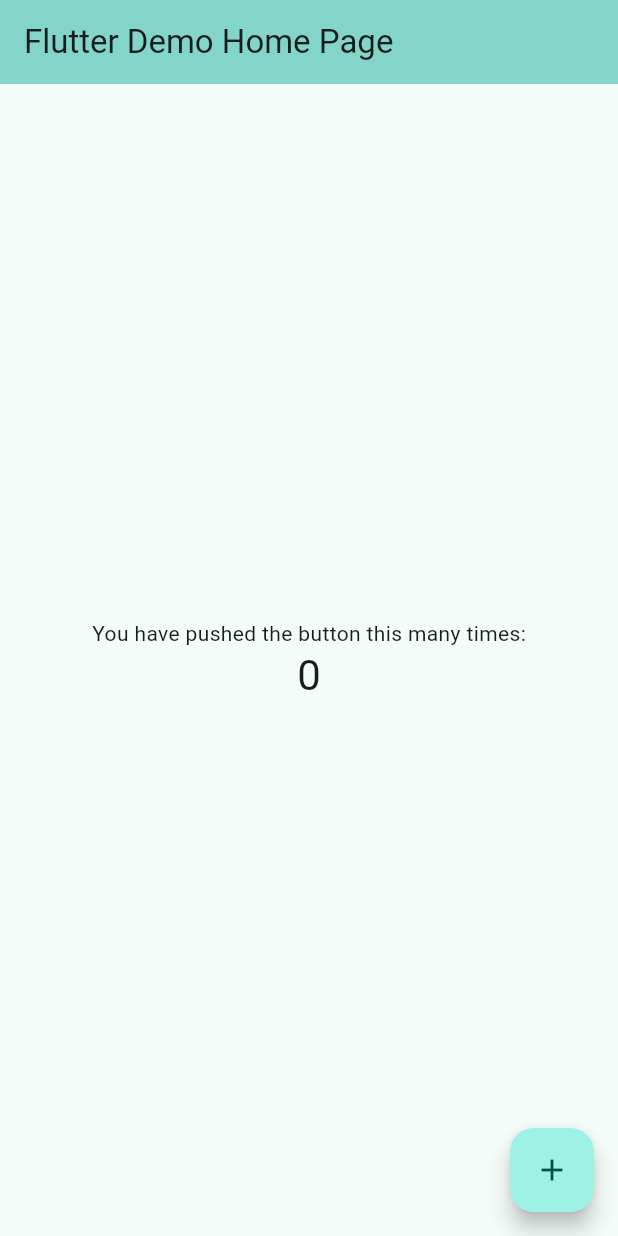
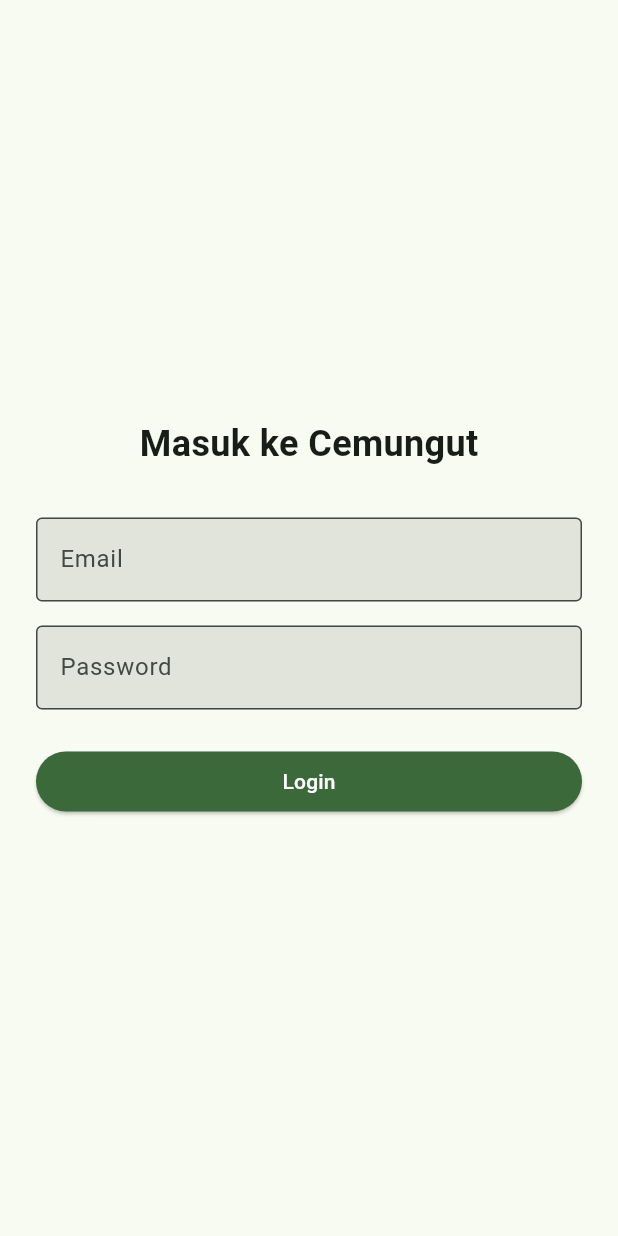
Before and after one commit to lyfesan/cemungut_app, a Flutter app: the screen it shows after launch, on a phone screen of 412 x 824 dp. Run offline on Flutter 3.47's test engine with Material 3 defaults, Android fonts, the phone set to English and light mode, and no system bars; our stand-ins replace flex_color_scheme.

Commit message:
spash, login, home template

```diff
--- /dev/null
+++ b/lib/core/theme.dart
@@ -0,0 +1,86 @@
+import 'package:flex_color_scheme/flex_color_scheme.dart';
+import 'package:flutter/cupertino.dart';
+import 'package:flutter/material.dart';
+/// The [AppTheme] defines light and dark themes for the app.
+///
+/// Theme setup for FlexColorScheme package v8.
+/// Use same major flex_color_scheme package version. If you use a
+/// lower minor version, some properties may not be supported.
+/// In that case, remove them after copying this theme to your
+/// app or upgrade the package to version 8.2.0.
+///
+/// Use it in a [MaterialApp] like this:
+///
+/// MaterialApp(
+///   theme: AppTheme.light,
+///   darkTheme: AppTheme.dark,
+/// );
+abstract final class AppColors {
+  // The FlexColorScheme defined light mode ThemeData.
+  static ThemeData light = FlexThemeData.light(
+    // User defined custom colors made with FlexSchemeColor() API.
+    colors: const FlexSchemeColor(
+      primary: Color(0xFF006E1C),
+      primaryContainer: Color(0xFFB6F2AF),
+      secondary: Color(0xFF36855E),
+      secondaryContainer: Color(0xFFC0FFD8),
+      tertiary: Color(0xFF00658C),
+      tertiaryContainer: Color(0xFFC5E7FF),
+      appBarColor: Color(0xFFC0FFD8),
+      error: Color(0xFFBA1A1A),
+      errorContainer: Color(0xFFFFDAD6),
+    ),
+    // Component theme configurations for light mode.
+    subThemesData: const FlexSubThemesData(
+      interactionEffects: true,
+      tintedDisabledControls: true,
+      useM2StyleDividerInM3: true,
+      inputDecoratorIsFilled: true,
+      inputDecoratorBorderType: FlexInputBorderType.outline,
+      alignedDropdown: true,
+      navigationRailUseIndicator: true,
+    ),
+    // ColorScheme seed generation configuration for light mode.
+    keyColors: const FlexKeyColors(
+    ),
+    // Direct ThemeData properties.
+    visualDensity: FlexColorScheme.comfortablePlatformDensity,
+    cupertinoOverrideTheme: const CupertinoThemeData(applyThemeToAll: true),
+  );
+
+  // The FlexColorScheme defined dark mode ThemeData.
+  static ThemeData dark = FlexThemeData.dark(
+    // User defined custom colors made with FlexSchemeColor() API.
+    colors: const FlexSchemeColor(
+      primary: Color(0xFF9FC9FF),
+      primaryContainer: Color(0xFF00325B),
+      primaryLightRef: Color(0xFF006E1C), // The color of light mode primary
+      secondary: Color(0xFFFFB59D),
+      secondaryContainer: Color(0xFF872100),
+      secondaryLightRef: Color(0xFF36855E), // The color of light mode secondary
+      tertiary: Color(0xFF86D2E1),
+      tertiaryContainer: Color(0xFF004E59),
+      tertiaryLightRef: Color(0xFF00658C), // The color of light mode tertiary
+      appBarColor: Color(0xFFC0FFD8),
+      error: Color(0xFFFFB4AB),
+      errorContainer: Color(0xFF93000A),
+    ),
+    // Component theme configurations for dark mode.
+    subThemesData: const FlexSubThemesData(
+      interactionEffects: true,
+      tintedDisabledControls: true,
+      blendOnColors: true,
+      useM2StyleDividerInM3: true,
+      inputDecoratorIsFilled: true,
+      inputDecoratorBorderType: FlexInputBorderType.outline,
+      alignedDropdown: true,
+      navigationRailUseIndicator: true,
+    ),
+    // ColorScheme seed configuration setup for dark mode.
+    keyColors: const FlexKeyColors(
+    ),
+    // Direct ThemeData properties.
+    visualDensity: FlexColorScheme.comfortablePlatformDensity,
+    cupertinoOverrideTheme: const CupertinoThemeData(applyThemeToAll: true),
+  );
+}
--- a/lib/main.dart
+++ b/lib/main.dart
@@ -1,122 +1,21 @@
+import 'package:cemungut_app/presentation/screens/splash_screen.dart';
 import 'package:flutter/material.dart';
+import 'core/theme.dart';
 
 void main() {
-  runApp(const MyApp());
+  runApp(const CemungutApp());
 }
 
-class MyApp extends StatelessWidget {
-  const MyApp({super.key});
+class CemungutApp extends StatelessWidget {
+  const CemungutApp({super.key});
 
-  // This widget is the root of your application.
   @override
   Widget build(BuildContext context) {
     return MaterialApp(
-      title: 'Flutter Demo',
-      theme: ThemeData(
-        // This is the theme of your application.
-        //
-        // TRY THIS: Try running your application with "flutter run". You'll see
-        // the application has a purple toolbar. Then, without quitting the app,
-        // try changing the seedColor in the colorScheme below to Colors.green
-        // and then invoke "hot reload" (save your changes or press the "hot
-        // reload" button in a Flutter-supported IDE, or press "r" if you used
-        // the command line to start the app).
-        //
-        // Notice that the counter didn't reset back to zero; the application
-        // state is not lost during the reload. To reset the state, use hot
-        // restart instead.
-        //
-        // This works for code too, not just values: Most code changes can be
-        // tested with just a hot reload.
-        colorScheme: ColorScheme.fromSeed(seedColor: Colors.teal),
-      ),
-      home: const MyHomePage(title: 'Flutter Demo Home Page'),
+      debugShowCheckedModeBanner: false,
+      title: 'Cemungut',
+      theme: AppColors.light,
+      home: const SplashScreen(), // Buat dulu dummy page
     );
   }
 }
-
-class MyHomePage extends StatefulWidget {
-  const MyHomePage({super.key, required this.title});
-
-  // This widget is the home page of your application. It is stateful, meaning
-  // that it has a State object (defined below) that contains fields that affect
-  // how it looks.
-
-  // This class is the configuration for the state. It holds the values (in this
-  // case the title) provided by the parent (in this case the App widget) and
-  // used by the build method of the State. Fields in a Widget subclass are
-  // always marked "final".
-
-  final String title;
-
-  @override
-  State<MyHomePage> createState() => _MyHomePageState();
-}
-
-class _MyHomePageState extends State<MyHomePage> {
-  int _counter = 0;
-
-  void _incrementCounter() {
-    setState(() {
-      // This call to setState tells the Flutter framework that something has
-      // changed in this State, which causes it to rerun the build method below
-      // so that the display can reflect the updated values. If we changed
-      // _counter without calling setState(), then the build method would not be
-      // called again, and so nothing would appear to happen.
-      _counter++;
-    });
-  }
-
-  @override
-  Widget build(BuildContext context) {
-    // This method is rerun every time setState is called, for instance as done
-    // by the _incrementCounter method above.
-    //
-    // The Flutter framework has been optimized to make rerunning build methods
-    // fast, so that you can just rebuild anything that needs updating rather
-    // than having to individually change instances of widgets.
-    return Scaffold(
-      appBar: AppBar(
-        // TRY THIS: Try changing the color here to a specific color (to
-        // Colors.amber, perhaps?) and trigger a hot reload to see the AppBar
-        // change color while the other colors stay the same.
-        backgroundColor: Theme.of(context).colorScheme.inversePrimary,
-        // Here we take the value from the MyHomePage object that was created by
-        // the App.build method, and use it to set our appbar title.
-        title: Text(widget.title),
-      ),
-      body: Center(
-        // Center is a layout widget. It takes a single child and positions it
-        // in the middle of the parent.
-        child: Column(
-          // Column is also a layout widget. It takes a list of children and
-          // arranges them vertically. By default, it sizes itself to fit its
-          // children horizontally, and tries to be as tall as its parent.
-          //
-          // Column has various properties to control how it sizes itself and
-          // how it positions its children. Here we use mainAxisAlignment to
-          // center the children vertically; the main axis here is the vertical
-          // axis because Columns are vertical (the cross axis would be
-          // horizontal).
-          //
-          // TRY THIS: Invoke "debug painting" (choose the "Toggle Debug Paint"
-          // action in the IDE, or press "p" in the console), to see the
-          // wireframe for each widget.
-          mainAxisAlignment: MainAxisAlignment.center,
-          children: <Widget>[
-            const Text('You have pushed the button this many times:'),
-            Text(
-              '$_counter',
-              style: Theme.of(context).textTheme.headlineMedium,
-            ),
-          ],
-        ),
-      ),
-      floatingActionButton: FloatingActionButton(
-        onPressed: _incrementCounter,
-        tooltip: 'Increment',
-        child: const Icon(Icons.add),
-      ), // This trailing comma makes auto-formatting nicer for build methods.
-    );
-  }
-}
--- /dev/null
+++ b/lib/presentation/screens/home_screen.dart
@@ -0,0 +1,13 @@
+import 'package:flutter/material.dart';
+
+class HomeScreen extends StatelessWidget {
+  const HomeScreen({super.key});
+
+  @override
+  Widget build(BuildContext context) {
+    return Scaffold(
+      appBar: AppBar(title: const Text('Beranda Cemungut')),
+      body: const Center(child: Text('Selamat datang di Cemungut!')),
+    );
+  }
+}
--- /dev/null
+++ b/lib/presentation/screens/login_screen.dart
@@ -0,0 +1,80 @@
+import 'package:flutter/material.dart';
+import '../../core/theme.dart';
+import 'home_screen.dart';
+
+class LoginScreen extends StatefulWidget {
+  const LoginScreen({super.key});
+
+  @override
+  State<LoginScreen> createState() => _LoginScreenState();
+}
+
+class _LoginScreenState extends State<LoginScreen> {
+  final _emailController = TextEditingController();
+  final _passwordController = TextEditingController();
+
+  void _login() {
+    final email = _emailController.text.trim();
+    final password = _passwordController.text;
+
+    if (email.isNotEmpty && password.isNotEmpty) {
+      Navigator.pushReplacement(
+        context,
+        MaterialPageRoute(builder: (_) => const HomeScreen()),
+      );
+    } else {
+      ScaffoldMessenger.of(context).showSnackBar(
+        const SnackBar(content: Text('Email dan password tidak boleh kosong')),
+      );
+    }
+  }
+
+  @override
+  Widget build(BuildContext context) {
+    return Scaffold(
+      backgroundColor: Theme.of(context).scaffoldBackgroundColor,
+      body: Center(
+        child: Padding(
+          padding: const EdgeInsets.all(24),
+          child: Column(
+            mainAxisAlignment: MainAxisAlignment.center,
+            children: [
+              const Text(
+                'Masuk ke Cemungut',
+                style: TextStyle(fontSize: 24, fontWeight: FontWeight.bold),
+              ),
+              const SizedBox(height: 32),
+              TextField(
+                controller: _emailController,
+                decoration: const InputDecoration(
+                  labelText: 'Email',
+                  border: OutlineInputBorder(),
+                ),
+              ),
+              const SizedBox(height: 16),
+              TextField(
+                controller: _passwordController,
+                obscureText: true,
+                decoration: const InputDecoration(
+                  labelText: 'Password',
+                  border: OutlineInputBorder(),
+                ),
+              ),
+              const SizedBox(height: 24),
+              SizedBox(
+                width: double.infinity,
+                child: ElevatedButton(
+                  onPressed: _login,
+                  style: ElevatedButton.styleFrom(
+                    backgroundColor: Theme.of(context).colorScheme.primary
+                  ),
+                  child: const Text('Login', style: TextStyle(color: Colors.white)),
+                ),
+              )
+            ],
+          ),
+      ),
+    ),
+    );
+  }
+}
--- /dev/null
+++ b/lib/presentation/screens/splash_screen.dart
@@ -0,0 +1,23 @@
+import 'package:flutter/cupertino.dart';
+import 'package:flutter/material.dart';
+import '../../core/theme.dart';
+import 'login_screen.dart';
+
+class SplashScreen extends StatelessWidget {
+  const SplashScreen({super.key});
+  @override
+  Widget build(BuildContext context) {
+    Future.delayed(const Duration(seconds: 2), () {
+      Navigator.pushReplacement(context, MaterialPageRoute(
+        builder: (context) => const LoginScreen(),
+      ));
+    });
+
+    return Scaffold(
+      backgroundColor: AppColors.dark.primaryColor,
+      body: Center(
+        child: Text('Cemungut', style: TextStyle(color: Colors.white, fontSize: 32)),
+      ),
+    );
+  }
+}
```
Also changed, not shown: pubspec.yaml (+9 -0 lines), pubspec.lock.
